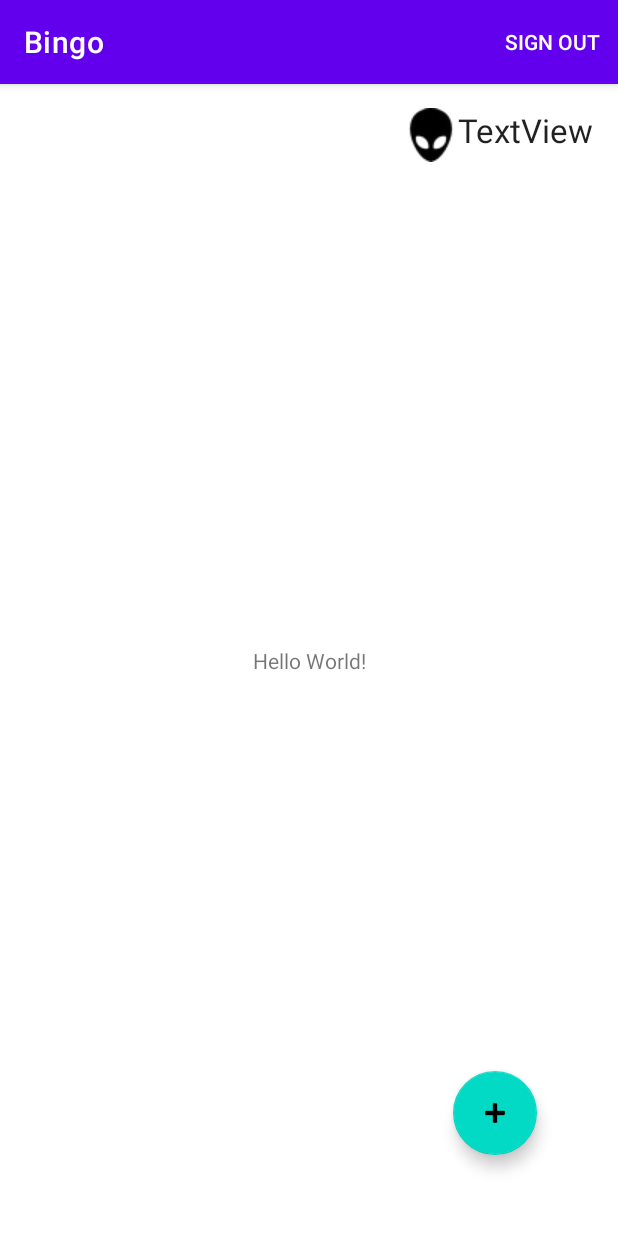
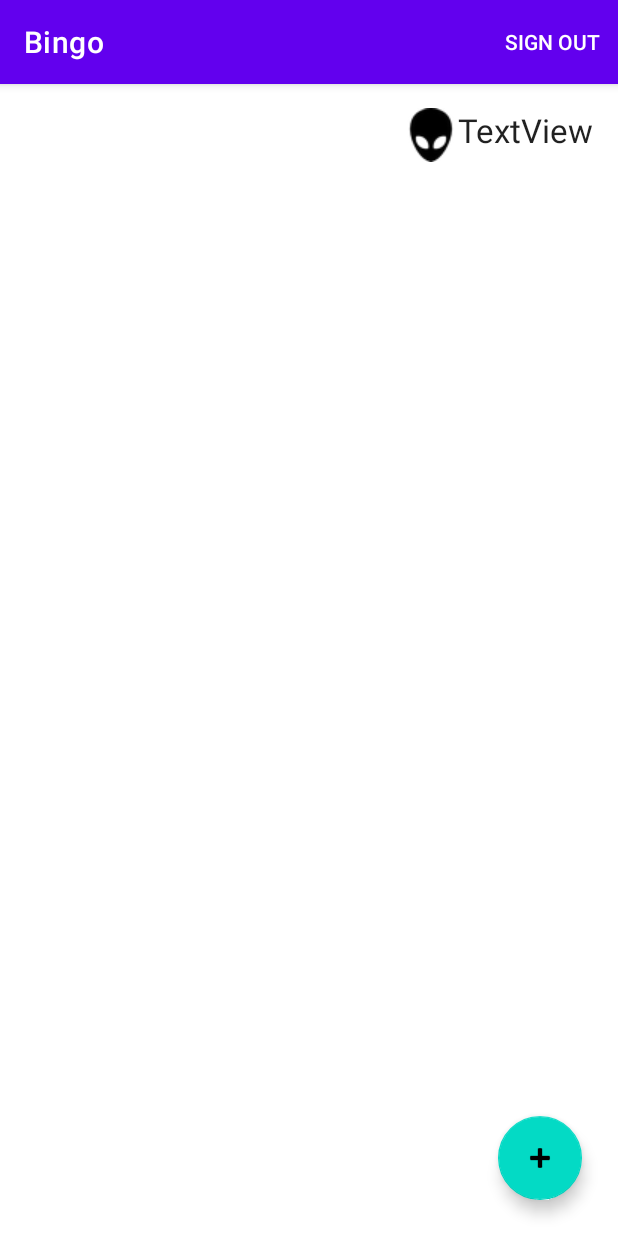
Before and after one commit to jelly6/Bingo, an Android app: the screen it shows after launch (MainActivity), on a phone screen of 412 x 824 dp. Run offline under Robolectric (Android 15) with nearby library versions, the phone set to English and light mode, and no system bars; our stand-ins replace Firebase (no records; nobody signed in at launch, a user with empty details on screens opened directly); libraries missing offline, so code that uses them is left out: com.firebase.ui; 1 statement that could not run was skipped.

```diff
--- a/app/src/main/res/layout/activity_main.xml
+++ b/app/src/main/res/layout/activity_main.xml
@@ -6,21 +6,12 @@
     android:layout_height="match_parent"
     tools:context=".MainActivity">
 
-    <TextView
+    <com.google.android.material.floatingactionbutton.FloatingActionButton
+        android:id="@+id/fab"
         android:layout_width="wrap_content"
         android:layout_height="wrap_content"
-        android:text="Hello World!"
-        app:layout_constraintBottom_toBottomOf="parent"
-        app:layout_constraintLeft_toLeftOf="parent"
-        app:layout_constraintRight_toRightOf="parent"
-        app:layout_constraintTop_toTopOf="parent" />
-
-    <com.google.android.material.floatingactionbutton.FloatingActionButton
-        android:id="@+id/floatingActionButton"
-        android:layout_width="wrap_content"
-        android:layout_height="wrap_content"
-        android:layout_marginEnd="54dp"
-        android:layout_marginBottom="54dp"
+        android:layout_marginEnd="24dp"
+        android:layout_marginBottom="24dp"
         android:clickable="true"
         app:layout_constraintBottom_toBottomOf="parent"
         app:layout_constraintEnd_toEndOf="parent"
```
Also changed, not shown: app/src/main/java/com/jelly/bingo/GameRoom.java (added, +49 -0 lines), app/src/main/java/com/jelly/bingo/MainActivity.java (+30 -0 lines).
